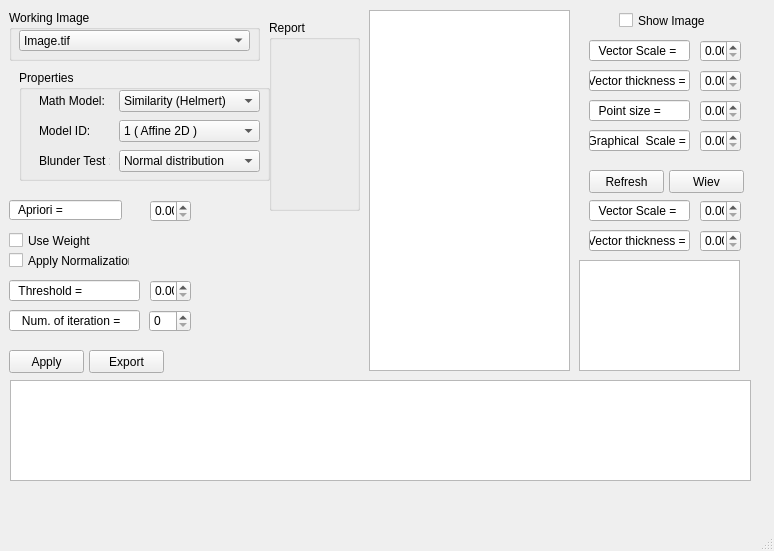
Old version of the form GeoEtrim/geotransform.ui in the repository GeoEtrim-Qt-C/GeoEtrim_C-_2020.
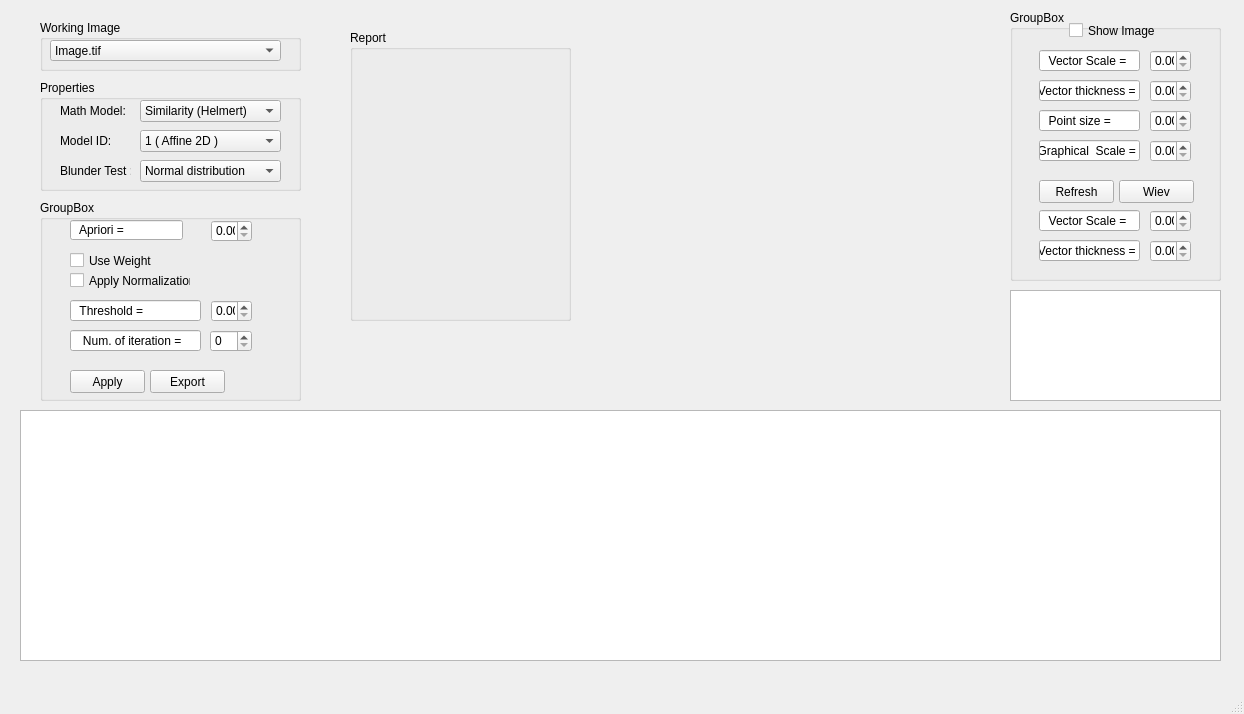
New version of the form. Custom widgets are drawn as their Qt base class.

Commit message: geotransform feature added

The edit to the form file:
```diff
--- a/GeoEtrim/geotransform.ui
+++ b/GeoEtrim/geotransform.ui
@@ -2,83 +2,45 @@
 <ui version="4.0">
  <class>GeoTransform</class>
  <widget class="QMainWindow" name="GeoTransform">
+  <property name="windowModality">
+   <enum>Qt::NonModal</enum>
+  </property>
+  <property name="enabled">
+   <bool>true</bool>
+  </property>
   <property name="geometry">
    <rect>
     <x>0</x>
     <y>0</y>
-    <width>774</width>
-    <height>551</height>
+    <width>1244</width>
+    <height>714</height>
    </rect>
   </property>
+  <property name="sizePolicy">
+   <sizepolicy hsizetype="Maximum" vsizetype="Maximum">
+    <horstretch>0</horstretch>
+    <verstretch>0</verstretch>
+   </sizepolicy>
+  </property>
+  <property name="maximumSize">
+   <size>
+    <width>16777215</width>
+    <height>16777215</height>
+   </size>
+  </property>
+  <property name="acceptDrops">
+   <bool>false</bool>
+  </property>
   <property name="windowTitle">
    <string>MainWindow</string>
   </property>
   <widget class="QWidget" name="centralwidget">
-   <widget class="QPushButton" name="pushButton_3">
-    <property name="geometry">
-     <rect>
-      <x>89</x>
-      <y>350</y>
-      <width>75</width>
-      <height>23</height>
-     </rect>
-    </property>
-    <property name="text">
-     <string>Export</string>
-    </property>
-   </widget>
-   <widget class="QDoubleSpinBox" name="doubleSpinBox_2">
-    <property name="geometry">
-     <rect>
-      <x>700</x>
-      <y>70</y>
-      <width>41</width>
-      <height>22</height>
-     </rect>
-    </property>
-   </widget>
-   <widget class="QCheckBox" name="checkBox_2">
-    <property name="geometry">
-     <rect>
-      <x>9</x>
-      <y>250</y>
-      <width>121</width>
-      <height>21</height>
-     </rect>
-    </property>
-    <property name="text">
-     <string>Apply Normalization</string>
-    </property>
-   </widget>
-   <widget class="QLineEdit" name="lineEdit_11">
-    <property name="geometry">
-     <rect>
-      <x>589</x>
-      <y>230</y>
-      <width>101</width>
-      <height>21</height>
-     </rect>
-    </property>
-    <property name="text">
-     <string>   Vector thickness =</string>
-    </property>
-   </widget>
-   <widget class="QSpinBox" name="spinBox">
-    <property name="geometry">
-     <rect>
-      <x>149</x>
-      <y>310</y>
-      <width>42</width>
-      <height>22</height>
-     </rect>
-    </property>
-   </widget>
    <widget class="QGroupBox" name="groupBox_2">
     <property name="geometry">
      <rect>
-      <x>19</x>
-      <y>70</y>
-      <width>251</width>
+      <x>40</x>
+      <y>80</y>
+      <width>261</width>
       <height>111</height>
      </rect>
     </property>
@@ -225,38 +187,12 @@
      </property>
     </widget>
    </widget>
-   <widget class="QLineEdit" name="lineEdit_10">
-    <property name="geometry">
-     <rect>
-      <x>589</x>
-      <y>130</y>
-      <width>101</width>
-      <height>21</height>
-     </rect>
-    </property>
-    <property name="text">
-     <string>  Graphical  Scale =</string>
-    </property>
-   </widget>
-   <widget class="QCheckBox" name="checkBox">
-    <property name="geometry">
-     <rect>
-      <x>619</x>
-      <y>10</y>
-      <width>111</width>
-      <height>21</height>
-     </rect>
-    </property>
-    <property name="text">
-     <string>Show Image</string>
-    </property>
-   </widget>
    <widget class="QGraphicsView" name="graphicsView_2">
     <property name="geometry">
      <rect>
-      <x>579</x>
-      <y>260</y>
-      <width>161</width>
+      <x>1010</x>
+      <y>290</y>
+      <width>211</width>
       <height>111</height>
      </rect>
     </property>
@@ -264,31 +200,94 @@
    <widget class="QGroupBox" name="groupBox">
     <property name="geometry">
      <rect>
-      <x>269</x>
-      <y>20</y>
-      <width>91</width>
-      <height>191</height>
+      <x>350</x>
+      <y>30</y>
+      <width>221</width>
+      <height>291</height>
      </rect>
     </property>
     <property name="title">
      <string>Report</string>
     </property>
    </widget>
-   <widget class="QDoubleSpinBox" name="doubleSpinBox_6">
+   <widget class="QGroupBox" name="groupBox_3">
     <property name="geometry">
      <rect>
-      <x>700</x>
-      <y>230</y>
-      <width>41</width>
-      <height>22</height>
+      <x>40</x>
+      <y>20</y>
+      <width>261</width>
+      <height>51</height>
      </rect>
     </property>
-   </widget>
+    <property name="title">
+     <string>Working Image</string>
+    </property>
+    <widget class="QComboBox" name="comboBox_4">
+     <property name="geometry">
+      <rect>
+       <x>10</x>
+       <y>20</y>
+       <width>231</width>
+       <height>21</height>
+      </rect>
+     </property>
+     <item>
+      <property name="text">
+       <string>Image.tif</string>
+      </property>
+     </item>
+     <item>
+      <property name="text">
+       <string>Image.tif</string>
+      </property>
+     </item>
+     <item>
+      <property name="text">
+       <string>RGB_radiometric_corrected.tif</string>
+      </property>
+     </item>
+    </widget>
+   </widget>
+   <widget class="QTableWidget" name="tableWidget">
+    <property name="geometry">
+     <rect>
+      <x>20</x>
+      <y>410</y>
+      <width>1201</width>
+      <height>251</height>
+     </rect>
+    </property>
+    <attribute name="horizontalHeaderStretchLastSection">
+     <bool>false</bool>
+    </attribute>
+   </widget>
+   <widget class="OpenGL" name="widget" native="true">
+    <property name="geometry">
+     <rect>
+      <x>590</x>
+      <y>20</y>
+      <width>401</width>
+      <height>361</height>
+     </rect>
+    </property>
+   </widget>
+   <widget class="QGroupBox" name="groupBox_4">
+    <property name="geometry">
+     <rect>
+      <x>40</x>
+      <y>200</y>
+      <width>261</width>
+      <height>201</height>
+     </rect>
+    </property>
+    <property name="title">
+     <string>GroupBox</string>
+    </property>
    <widget class="QLineEdit" name="lineEdit_14">
     <property name="geometry">
      <rect>
-      <x>9</x>
-      <y>280</y>
+       <x>30</x>
+       <y>100</y>
       <width>131</width>
       <height>21</height>
      </rect>
@@ -297,11 +296,106 @@
      <string>  Threshold =</string>
     </property>
    </widget>
+    <widget class="QPushButton" name="pushButton_4">
+     <property name="geometry">
+      <rect>
+       <x>30</x>
+       <y>170</y>
+       <width>75</width>
+       <height>23</height>
+      </rect>
+     </property>
+     <property name="text">
+      <string>Apply</string>
+     </property>
+    </widget>
+    <widget class="QCheckBox" name="checkBox_2">
+     <property name="geometry">
+      <rect>
+       <x>30</x>
+       <y>70</y>
+       <width>121</width>
+       <height>21</height>
+      </rect>
+     </property>
+     <property name="text">
+      <string>Apply Normalization</string>
+     </property>
+    </widget>
+    <widget class="QCheckBox" name="checkBox_3">
+     <property name="geometry">
+      <rect>
+       <x>30</x>
+       <y>50</y>
+       <width>91</width>
+       <height>21</height>
+      </rect>
+     </property>
+     <property name="text">
+      <string>Use Weight</string>
+     </property>
+    </widget>
+    <widget class="QDoubleSpinBox" name="doubleSpinBox_4">
+     <property name="geometry">
+      <rect>
+       <x>171</x>
+       <y>20</y>
+       <width>41</width>
+       <height>22</height>
+      </rect>
+     </property>
+    </widget>
+    <widget class="QSpinBox" name="spinBox">
+     <property name="geometry">
+      <rect>
+       <x>170</x>
+       <y>130</y>
+       <width>42</width>
+       <height>22</height>
+      </rect>
+     </property>
+    </widget>
+    <widget class="QPushButton" name="pushButton_3">
+     <property name="geometry">
+      <rect>
+       <x>110</x>
+       <y>170</y>
+       <width>75</width>
+       <height>23</height>
+      </rect>
+     </property>
+     <property name="text">
+      <string>Export</string>
+     </property>
+    </widget>
+    <widget class="QLineEdit" name="lineEdit_13">
+     <property name="geometry">
+      <rect>
+       <x>30</x>
+       <y>130</y>
+       <width>131</width>
+       <height>21</height>
+      </rect>
+     </property>
+     <property name="text">
+      <string>   Num. of iteration =</string>
+     </property>
+    </widget>
+    <widget class="QDoubleSpinBox" name="doubleSpinBox_5">
+     <property name="geometry">
+      <rect>
+       <x>171</x>
+       <y>100</y>
+       <width>41</width>
+       <height>22</height>
+      </rect>
+     </property>
+    </widget>
    <widget class="QLineEdit" name="lineEdit_4">
     <property name="geometry">
      <rect>
-      <x>9</x>
-      <y>200</y>
+       <x>30</x>
+       <y>20</y>
       <width>113</width>
       <height>20</height>
      </rect>
@@ -310,86 +404,33 @@
      <string>  Apriori =</string>
     </property>
    </widget>
+   </widget>
+   <widget class="QGroupBox" name="groupBox_5">
+    <property name="geometry">
+     <rect>
+      <x>1010</x>
+      <y>10</y>
+      <width>211</width>
+      <height>271</height>
+     </rect>
+    </property>
+    <property name="title">
+     <string>GroupBox</string>
+    </property>
    <widget class="QDoubleSpinBox" name="doubleSpinBox_3">
     <property name="geometry">
      <rect>
-      <x>700</x>
+       <x>140</x>
       <y>200</y>
       <width>41</width>
       <height>22</height>
      </rect>
     </property>
    </widget>
-   <widget class="QDoubleSpinBox" name="doubleSpinBox_4">
-    <property name="geometry">
-     <rect>
-      <x>150</x>
-      <y>200</y>
-      <width>41</width>
-      <height>22</height>
-     </rect>
-    </property>
-   </widget>
-   <widget class="QLineEdit" name="lineEdit_13">
-    <property name="geometry">
-     <rect>
-      <x>9</x>
-      <y>310</y>
-      <width>131</width>
-      <height>21</height>
-     </rect>
-    </property>
-    <property name="text">
-     <string>   Num. of iteration =</string>
-    </property>
-   </widget>
-   <widget class="QPushButton" name="pushButton_4">
-    <property name="geometry">
-     <rect>
-      <x>9</x>
-      <y>350</y>
-      <width>75</width>
-      <height>23</height>
-     </rect>
-    </property>
-    <property name="text">
-     <string>Apply</string>
-    </property>
-   </widget>
-   <widget class="QDoubleSpinBox" name="doubleSpinBox_8">
-    <property name="geometry">
-     <rect>
-      <x>700</x>
-      <y>130</y>
-      <width>41</width>
-      <height>22</height>
-     </rect>
-    </property>
-   </widget>
-   <widget class="QDoubleSpinBox" name="doubleSpinBox_7">
-    <property name="geometry">
-     <rect>
-      <x>700</x>
-      <y>40</y>
-      <width>41</width>
-      <height>22</height>
-     </rect>
-    </property>
-   </widget>
-   <widget class="QDoubleSpinBox" name="doubleSpinBox_5">
-    <property name="geometry">
-     <rect>
-      <x>150</x>
-      <y>280</y>
-      <width>41</width>
-      <height>22</height>
-     </rect>
-    </property>
-   </widget>
    <widget class="QPushButton" name="pushButton">
     <property name="geometry">
      <rect>
-      <x>589</x>
+       <x>29</x>
       <y>170</y>
       <width>75</width>
       <height>23</height>
@@ -399,23 +440,10 @@
      <string>Refresh</string>
     </property>
    </widget>
-   <widget class="QLineEdit" name="lineEdit_7">
-    <property name="geometry">
-     <rect>
-      <x>589</x>
-      <y>40</y>
-      <width>101</width>
-      <height>21</height>
-     </rect>
-    </property>
-    <property name="text">
-     <string>  Vector Scale =</string>
-    </property>
-   </widget>
    <widget class="QLineEdit" name="lineEdit_12">
     <property name="geometry">
      <rect>
-      <x>589</x>
+       <x>29</x>
       <y>200</y>
       <width>101</width>
       <height>21</height>
@@ -425,104 +453,86 @@
      <string>  Vector Scale =</string>
     </property>
    </widget>
-   <widget class="QLineEdit" name="lineEdit_9">
+    <widget class="QLineEdit" name="lineEdit_8">
     <property name="geometry">
      <rect>
-      <x>589</x>
-      <y>100</y>
+       <x>29</x>
+       <y>70</y>
       <width>101</width>
       <height>21</height>
      </rect>
     </property>
     <property name="text">
-     <string>  Point size =</string>
-    </property>
-   </widget>
-   <widget class="QTableView" name="tableView">
+      <string>   Vector thickness =</string>
+     </property>
+    </widget>
+    <widget class="QDoubleSpinBox" name="doubleSpinBox_6">
     <property name="geometry">
      <rect>
-      <x>10</x>
-      <y>380</y>
-      <width>741</width>
-      <height>101</height>
-     </rect>
-    </property>
-   </widget>
-   <widget class="QCheckBox" name="checkBox_3">
-    <property name="geometry">
-     <rect>
-      <x>9</x>
+       <x>140</x>
       <y>230</y>
-      <width>91</width>
-      <height>21</height>
-     </rect>
-    </property>
-    <property name="text">
-     <string>Use Weight</string>
-    </property>
+       <width>41</width>
+       <height>22</height>
+      </rect>
+     </property>
    </widget>
    <widget class="QDoubleSpinBox" name="doubleSpinBox_9">
     <property name="geometry">
      <rect>
-      <x>700</x>
+       <x>140</x>
       <y>100</y>
       <width>41</width>
       <height>22</height>
      </rect>
     </property>
    </widget>
-   <widget class="QGraphicsView" name="graphicsView">
+    <widget class="QDoubleSpinBox" name="doubleSpinBox_2">
     <property name="geometry">
      <rect>
-      <x>369</x>
-      <y>10</y>
-      <width>201</width>
-      <height>361</height>
+       <x>140</x>
+       <y>70</y>
+       <width>41</width>
+       <height>22</height>
      </rect>
     </property>
    </widget>
-   <widget class="QGroupBox" name="groupBox_3">
+    <widget class="QDoubleSpinBox" name="doubleSpinBox_8">
     <property name="geometry">
      <rect>
-      <x>9</x>
-      <y>10</y>
-      <width>251</width>
-      <height>51</height>
-     </rect>
-    </property>
-    <property name="title">
-     <string>Working Image</string>
-    </property>
-    <widget class="QComboBox" name="comboBox_4">
+       <x>140</x>
+       <y>130</y>
+       <width>41</width>
+       <height>22</height>
+      </rect>
+     </property>
+    </widget>
+    <widget class="QDoubleSpinBox" name="doubleSpinBox_7">
+     <property name="geometry">
+      <rect>
+       <x>140</x>
+       <y>40</y>
+       <width>41</width>
+       <height>22</height>
+      </rect>
+     </property>
+    </widget>
+    <widget class="QLineEdit" name="lineEdit_10">
      <property name="geometry">
       <rect>
-       <x>10</x>
-       <y>20</y>
-       <width>231</width>
+       <x>29</x>
+       <y>130</y>
+       <width>101</width>
        <height>21</height>
       </rect>
      </property>
-     <item>
       <property name="text">
-       <string>Image.tif</string>
-      </property>
-     </item>
-     <item>
-      <property name="text">
-       <string>Image.tif</string>
-      </property>
-     </item>
-     <item>
-      <property name="text">
-       <string>RGB_radiometric_corrected.tif</string>
-      </property>
-     </item>
-    </widget>
+      <string>  Graphical  Scale =</string>
+     </property>
    </widget>
    <widget class="QPushButton" name="pushButton_2">
     <property name="geometry">
      <rect>
-      <x>669</x>
+       <x>109</x>
       <y>170</y>
       <width>75</width>
       <height>23</height>
@@ -532,11 +542,37 @@
      <string>Wiev</string>
     </property>
    </widget>
-   <widget class="QLineEdit" name="lineEdit_8">
+    <widget class="QLineEdit" name="lineEdit_7">
     <property name="geometry">
      <rect>
-      <x>589</x>
-      <y>70</y>
+       <x>29</x>
+       <y>40</y>
+       <width>101</width>
+       <height>21</height>
+      </rect>
+     </property>
+     <property name="text">
+      <string>  Vector Scale =</string>
+     </property>
+    </widget>
+    <widget class="QLineEdit" name="lineEdit_9">
+     <property name="geometry">
+      <rect>
+       <x>29</x>
+       <y>100</y>
+       <width>101</width>
+       <height>21</height>
+      </rect>
+     </property>
+     <property name="text">
+      <string>  Point size =</string>
+     </property>
+    </widget>
+    <widget class="QLineEdit" name="lineEdit_11">
+     <property name="geometry">
+      <rect>
+       <x>29</x>
+       <y>230</y>
       <width>101</width>
       <height>21</height>
      </rect>
@@ -544,6 +580,20 @@
     <property name="text">
      <string>   Vector thickness =</string>
     </property>
+    </widget>
+    <widget class="QCheckBox" name="checkBox">
+     <property name="geometry">
+      <rect>
+       <x>59</x>
+       <y>10</y>
+       <width>111</width>
+       <height>21</height>
+      </rect>
+     </property>
+     <property name="text">
+      <string>Show Image</string>
+     </property>
+    </widget>
    </widget>
   </widget>
   <widget class="QMenuBar" name="menubar">
@@ -558,6 +608,14 @@
   </widget>
   <widget class="QStatusBar" name="statusbar"/>
  </widget>
+ <customwidgets>
+  <customwidget>
+   <class>OpenGL</class>
+   <extends>QWidget</extends>
+   <header>opengl.h</header>
+   <container>1</container>
+  </customwidget>
+ </customwidgets>
  <resources/>
  <connections/>
 </ui>
```
Left out of the diff: 4 changed lines with no effect on the pictures. Lines whose indentation alone changed are shown as unchanged. The commit also changes 13 other files.
